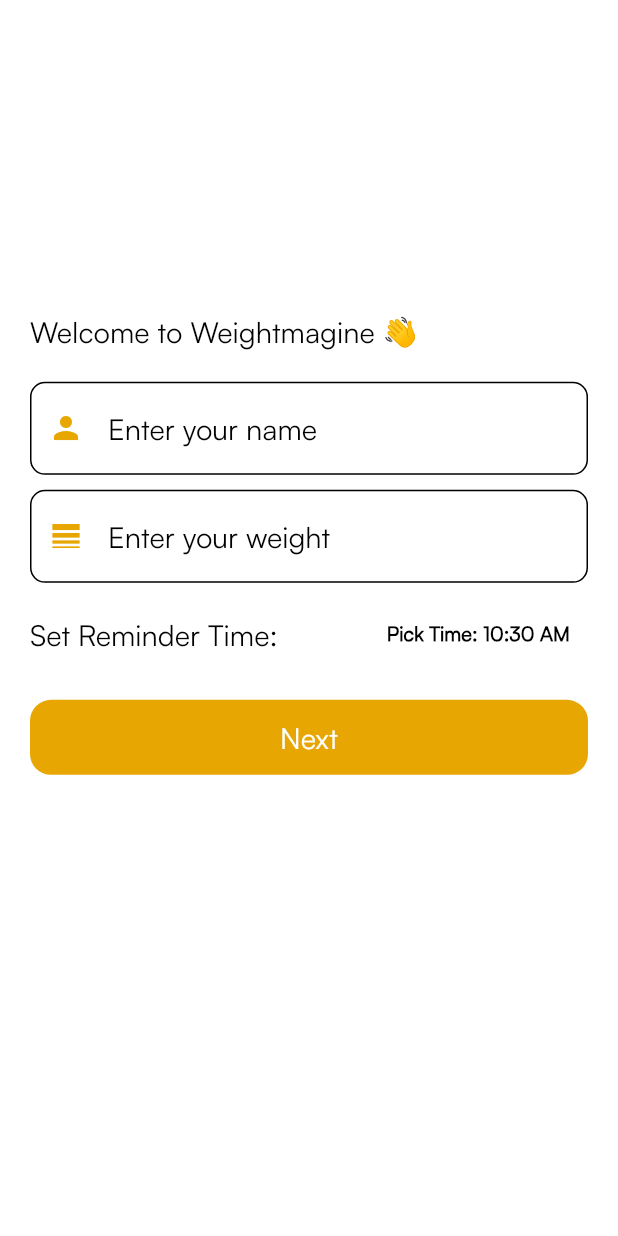
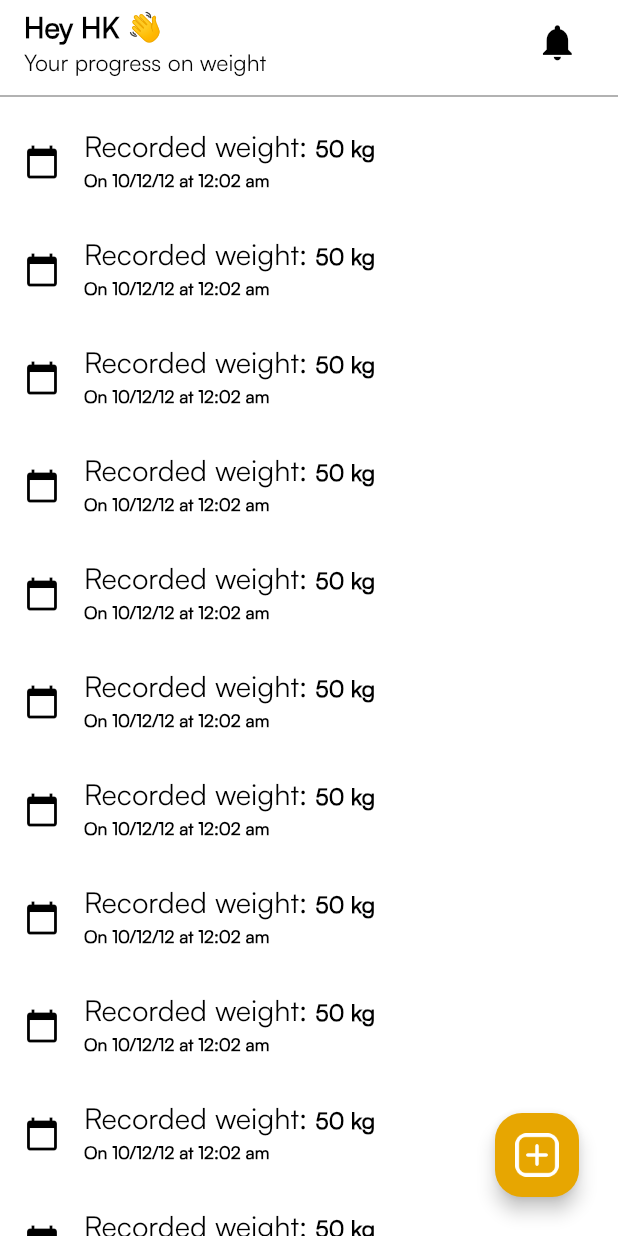
Before and after one commit to Shonu72/weightmagine, a Flutter app: the screen it shows after launch, on a phone screen of 412 x 824 dp. Run offline on Flutter 3.47's test engine with Material 3 defaults, Android fonts, the phone set to English and light mode, and no system bars; our stand-ins replace sizer.

Commit message:
feature : (UI - home page screen)

```diff
--- a/lib/core/theme/themes.dart
+++ b/lib/core/theme/themes.dart
@@ -13,6 +13,7 @@
     appBarTheme: AppBarTheme(
       elevation: 0.5,
       backgroundColor: AppColors.backgroundColor,
+      surfaceTintColor: Colors.transparent,
       iconTheme: IconThemeData(color: AppColors.black, size: 3.5.h),
       titleTextStyle: TextStyle(
         fontFamily: 'Satoshi',
@@ -116,6 +117,7 @@
     appBarTheme: AppBarTheme(
       elevation: 0.5,
       backgroundColor: AppColors.black,
+      surfaceTintColor: Colors.transparent,
       iconTheme: IconThemeData(color: AppColors.white, size: 3.5.h),
       titleTextStyle: TextStyle(
         fontFamily: 'Satoshi',
--- a/lib/core/utils/constants/app_string_constant.dart
+++ b/lib/core/utils/constants/app_string_constant.dart
@@ -2,6 +2,7 @@
   static const String appname = "WeightMagine";
   static const String enterName = "Enter your name";
   static const String enterWeight = "Enter your weight";
+  static const String addWeightText = "Add your weight ";
   static const String reminderText = "Set Reminder Time:";
   static const String pickTimeText = "Pick Time:";
   static const String welcomeText = "Welcome to Weightmagine 👋";
--- a/lib/main.dart
+++ b/lib/main.dart
@@ -2,7 +2,7 @@
 import 'package:sizer/sizer.dart';
 import 'package:weightmagine/core/theme/themes.dart';
 import 'package:weightmagine/core/utils/constants/app_string_constant.dart';
-import 'package:weightmagine/src/views/onboarding_screen.dart';
+import 'package:weightmagine/src/views/home_page.dart';
 
 void main() {
   WidgetsFlutterBinding.ensureInitialized();
@@ -23,7 +23,7 @@
           theme: AppTheme.lightTheme,
           darkTheme: AppTheme.darkTheme,
           themeMode: ThemeMode.system,
-          home: const OnboardingScreen(),
+          home: HomePage(),
         );
       },
     );
--- a/lib/src/views/home_page.dart
+++ b/lib/src/views/home_page.dart
@@ -0,0 +1,130 @@
+import 'package:flutter/material.dart';
+import 'package:sizer/sizer.dart';
+import 'package:weightmagine/core/theme/colors.dart';
+import 'package:weightmagine/core/theme/themes.dart';
+
+class HomePage extends StatelessWidget {
+  const HomePage({super.key});
+
+  @override
+  Widget build(BuildContext context) {
+    TextEditingController weightController = TextEditingController();
+    return Scaffold(
+      appBar: AppBar(
+        backgroundColor: Theme.of(context).appBarTheme.backgroundColor,
+        title: Column(
+          mainAxisAlignment: MainAxisAlignment.start,
+          crossAxisAlignment: CrossAxisAlignment.start,
+          children: [
+            Text('Hey HK 👋',
+                style: Theme.of(context)
+                    .textTheme
+                    .headlineMedium
+                    ?.copyWith(fontWeight: FontWeight.w600)),
+            Text("Your progress on weight",
+                style: Theme.of(context)
+                    .textTheme
+                    .headlineSmall
+                    ?.copyWith(fontSize: 16.sp)),
+          ],
+        ),
+        actions: [
+          IconButton(
+            icon: const Icon(Icons.notifications),
+            onPressed: () async {
+              TimeOfDay initialTime = TimeOfDay.now();
+              final isDarkMode =
+                  Theme.of(context).brightness == Brightness.dark;
+              TimeOfDay? pickedTime = await showTimePicker(
+                context: context,
+                initialTime: initialTime,
+                helpText: "Select Notification Reminder Time:",
+                builder: (context, child) {
+                  return Theme(
+                    data: isDarkMode
+                        ? AppTheme.darkTheme.copyWith(
+                            textTheme: const TextTheme(
+                              displayMedium: TextStyle(fontSize: 36),
+                            ),
+                          )
+                        : AppTheme.lightTheme.copyWith(
+                            textTheme: const TextTheme(
+                            displayMedium: TextStyle(fontSize: 36),
+                          )),
+                    child: MediaQuery(
+                      data: MediaQuery.of(context)
+                          .copyWith(alwaysUse24HourFormat: false),
+                      child: child!,
+                    ),
+                  );
+                },
+              );
+
+              if (pickedTime != null) {
+                // Will update time in the database here and show toast
+                print('Selected Time: ${pickedTime.format(context)}');
+              }
+            },
+          ),
+          SizedBox(
+            width: 4.w,
+          )
+        ],
+      ),
+      body: Column(
+        children: [
+          const Divider(thickness: 0.4),
+          Expanded(
+            child: ListView.builder(
+              itemCount: 50,
+              itemBuilder: (context, index) {
+                const weight = 50;
+                return ListTile(
+                  leading: const Icon(Icons.calendar_today),
+                  title: RichText(
+                    text: TextSpan(
+                      text: 'Recorded weight: ', // Regular text
+                      style: Theme.of(context).textTheme.displayMedium,
+                      children: [
+                        TextSpan(
+                          text: '$weight kg', // Bold weight text
+                          style: Theme.of(context)
+                              .textTheme
+                              .displayMedium
+                              ?.copyWith(
+                                  fontWeight: FontWeight.w600, fontSize: 16.sp),
+                        ),
+                      ],
+                    ),
+                  ),
+                  subtitle: Text('On 10/12/12 at 12:02 am',
+                      style: Theme.of(context).textTheme.displaySmall),
+                );
+              },
+            ),
+          ),
+        ],
+      ),
+      floatingActionButton: Padding(
+        padding: const EdgeInsets.only(bottom: 10, right: 10),
+        child: FloatingActionButton(
+          onPressed: () {
+            // Add weights
+          },
+          backgroundColor: AppColors.primaryColor,
+          elevation: 5,
+          shape: RoundedRectangleBorder(
+            borderRadius: BorderRadius.circular(18),
+          ),
+          child: Image(
+            image: const AssetImage('assets/add.png'),
+            height: 3.5.h,
+            width: 3.5.h,
+            color: AppColors.white,
+          ),
+        ),
+      ),
+      floatingActionButtonLocation: FloatingActionButtonLocation.endFloat,
+    );
+  }
+}
--- a/pubspec.yaml
+++ b/pubspec.yaml
@@ -64,8 +64,8 @@
   uses-material-design: true
 
   # To add assets to your application, add an assets section, like this:
-  # assets:
-  #   - images/a_dot_burr.jpeg
+  assets:
+    - assets/
   #   - images/a_dot_ham.jpeg
 
   # An image asset can refer to one or more resolution-specific "variants", see
```
Also changed, not shown: assets/add.png (added), lib/src/views/widgets/app_button.dart (added), lib/src/views/widgets/custom_textfield.dart (line endings or trailing spaces).
